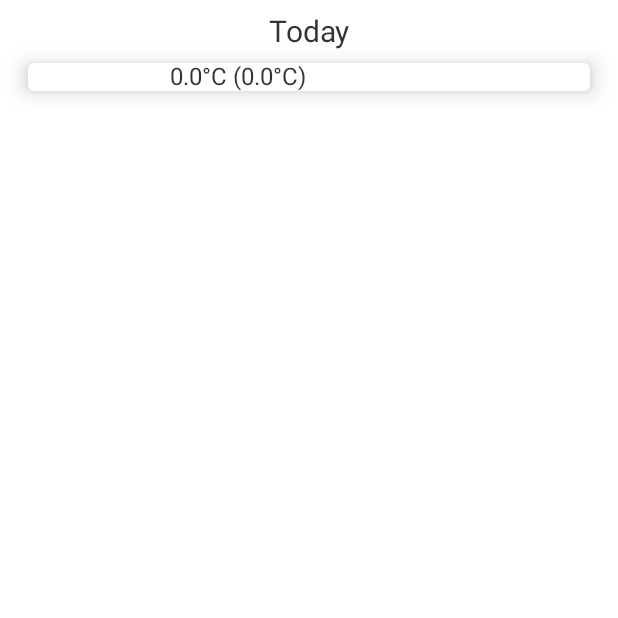
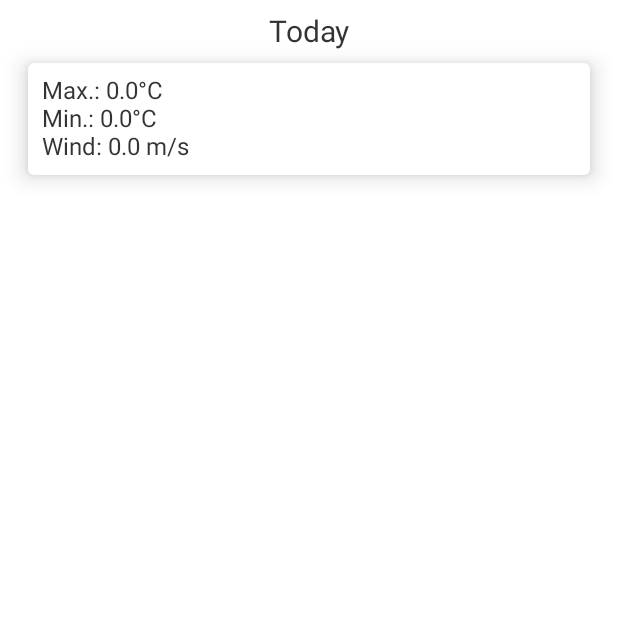
Before and after one commit to rustamft/weatherFT, an Android app built with Jetpack Compose: the composable ForecastScreen shown on its own in the app's theme, on a phone screen of 412 x 824 dp, the top half of it. Run offline under Robolectric (Android 15) with nearby library versions, the phone set to English and light mode, and no system bars; our stand-ins replace Dagger/Hilt's generated code, accompanist; libraries missing offline, so code that uses them is left out: com.ramcosta.composedestinations; 2 statements that could not run were skipped.

Commit message:
Added hourly forecast and more info to daily.

```diff
--- a/app/src/main/AndroidManifest.xml
+++ b/app/src/main/AndroidManifest.xml
@@ -1,6 +1,5 @@
 <?xml version="1.0" encoding="utf-8"?>
-<manifest xmlns:android="http://schemas.android.com/apk/res/android"
-    package="com.rustamft.weatherft">
+<manifest xmlns:android="http://schemas.android.com/apk/res/android">
 
     <uses-permission android:name="android.permission.INTERNET" />
 
--- a/app/src/main/java/com/rustamft/weatherft/presentation/screen/forecast/ForecastScreen.kt
+++ b/app/src/main/java/com/rustamft/weatherft/presentation/screen/forecast/ForecastScreen.kt
@@ -32,7 +32,12 @@ fun ForecastScreen(
     viewModel: ForecastViewModel = hiltViewModel()
 ) {
 
-    val weather by viewModel.weatherFlow.collectAsState(initial = com.rustamft.weatherft.domain.model.Weather())
+    val degrees = stringResource(id = R.string.degrees_centigrade)
+    val speedUnits = stringResource(id = R.string.meters_per_second)
+
+    val weather by viewModel.weatherFlow.collectAsState(
+        initial = com.rustamft.weatherft.domain.model.Weather()
+    )
 
     LazyColumn(
         modifier = Modifier.padding(DIMEN_MEDIUM),
@@ -45,7 +50,6 @@ fun ForecastScreen(
                 1 -> stringResource(R.string.tomorrow)
                 else -> TimeProvider.millisToString(daily.dt * 1000L, PATTERN_DATE)
             }
-            val degrees = stringResource(R.string.degrees_centigrade)
 
             Text(text = time, fontSize = FONT_SIZE_SMALL)
 
@@ -55,14 +59,31 @@ fun ForecastScreen(
                     .padding(DIMEN_MEDIUM),
                 elevation = DIMEN_MEDIUM
             ) {
-                Column(horizontalAlignment = Alignment.CenterHorizontally) {
+                Column(
+                    modifier = Modifier.padding(DIMEN_MEDIUM),
+                    horizontalAlignment = Alignment.CenterHorizontally
+                ) {
                     Row(
                         modifier = Modifier.fillMaxWidth(),
                         verticalAlignment = Alignment.CenterVertically,
-                        horizontalArrangement = Arrangement.SpaceEvenly
+                        horizontalArrangement = Arrangement.SpaceBetween
                     ) {
-                        Column {
-                            Text(text = "${daily.temp.max}$degrees (${daily.temp.min}$degrees)")
+                        Column(horizontalAlignment = Alignment.Start) {
+                            Text(
+                                text = "${stringResource(id = R.string.max)} ${
+                                    daily.temp.max
+                                }$degrees"
+                            )
+                            Text(
+                                text = "${stringResource(id = R.string.min)} ${
+                                    daily.temp.min
+                                }$degrees"
+                            )
+                            Text(
+                                text = "${stringResource(id = R.string.wind)} ${
+                                    daily.wind_speed
+                                } $speedUnits"
+                            )
                         }
                         Text(text = daily.weather[0].description)
                     }
--- a/app/src/main/java/com/rustamft/weatherft/presentation/theme/Color.kt
+++ b/app/src/main/java/com/rustamft/weatherft/presentation/theme/Color.kt
@@ -7,3 +7,5 @@ val Black = Color(0xFF171412)
 
 val UnbleachedSilk = Color(0xFFFFDDCA)
 val SkyBlue = Color(0xFF4D8FAC)
+val CoarseWool = Color(0xFF181B26)
+val IndigoWhite = Color(0xFFEBF6F7)
--- a/app/src/main/java/com/rustamft/weatherft/presentation/theme/Theme.kt
+++ b/app/src/main/java/com/rustamft/weatherft/presentation/theme/Theme.kt
@@ -9,6 +9,7 @@ import com.google.accompanist.systemuicontroller.rememberSystemUiController
 
 private val DarkColorPalette = darkColors(
     primary = UnbleachedSilk,
+    secondary = CoarseWool,
     background = Black,
     onBackground = White,
     onSurface = UnbleachedSilk
@@ -16,6 +17,7 @@ private val DarkColorPalette = darkColors(
 
 private val LightColorPalette = lightColors(
     primary = SkyBlue,
+    secondary = IndigoWhite,
     background = White,
     onBackground = Black,
     onSurface = SkyBlue
--- a/app/src/main/res/values/strings.xml
+++ b/app/src/main/res/values/strings.xml
@@ -15,7 +15,9 @@
     <string name="feels_like">Feels like</string>
     <string name="find_city">Find the city</string>
     <string name="language">Language</string>
+    <string name="max">Max.:</string>
     <string name="meters_per_second">m/s</string>
+    <string name="min">Min.:</string>
     <string name="open_weather_api_key">Open Weather API key</string>
     <string name="save_api_key">Save API key</string>
     <string name="today">Today</string>
--- a/build.gradle
+++ b/build.gradle
@@ -9,8 +9,8 @@ buildscript {
     }
 }// Top-level build file where you can add configuration options common to all sub-projects/modules.
 plugins {
-    id 'com.android.application' version '7.1.3' apply false
-    id 'com.android.library' version '7.1.3' apply false
+    id 'com.android.application' version '7.2.0' apply false
+    id 'com.android.library' version '7.2.0' apply false
     id 'org.jetbrains.kotlin.android' version '1.6.10' apply false
     id 'org.jetbrains.kotlin.jvm' version '1.6.10' apply false
 }
--- a/data/build.gradle
+++ b/data/build.gradle
@@ -28,6 +28,7 @@ android {
     kotlinOptions {
         jvmTarget = '1.8'
     }
+    namespace 'com.rustamft.data'
 }
 
 dependencies {
--- a/data/src/main/AndroidManifest.xml
+++ /dev/null
@@ -1,2 +0,0 @@
-<?xml version="1.0" encoding="utf-8"?>
-<manifest package="com.rustamft.data" />
--- a/data/src/main/java/com/rustamft/weatherft/data/storage/api/OpenWeatherApi.kt
+++ b/data/src/main/java/com/rustamft/weatherft/data/storage/api/OpenWeatherApi.kt
@@ -16,7 +16,7 @@ internal interface OpenWeatherApi {
         @Query("appid") apiKey: String,
     ): Response<ArrayList<CityData>>
 
-    // https://api.openweathermap.org/data/2.5/onecall?lat=56.84&lon=60.64&exclude=minutely,hourly,alerts&appid=
+    // https://api.openweathermap.org/data/2.5/onecall?lat=56.84&lon=60.64&exclude=minutely,alerts&appid=
     @GET("/data/2.5/onecall")
     suspend fun getWeather(
         @Query("lat") lat: Double,
--- a/domain/src/main/java/com/rustamft/weatherft/domain/model/Weather.kt
+++ b/domain/src/main/java/com/rustamft/weatherft/domain/model/Weather.kt
@@ -3,6 +3,7 @@ package com.rustamft.weatherft.domain.model
 data class Weather(
     val current: Current = Current(),
     val daily: List<Daily> = listOf(Daily()),
+    val hourly: List<Hourly> = listOf(Hourly()),
     val lat: Double = 0.0,
     val lon: Double = 0.0,
     val timezone: String = "",
@@ -49,6 +50,25 @@ data class Weather(
         val wind_speed: Double = 0.0
     )
 
+    data class Hourly(
+        val dt: Int = 0,
+        val temp: Double = 0.0,
+        val feels_like: Double = 0.0,
+        val weather: List<Description> = listOf(Description()),
+        val clouds: Int = 0,
+        val dew_point: Double = 0.0,
+        val humidity: Int = 0,
+        val pop: Double = 0.0,
+        val pressure: Int = 0,
+        val rain: Rain = Rain(),
+        val snow: Snow = Snow(),
+        val uvi: Double = 0.0,
+        val visibility: Int = 0,
+        val wind_deg: Int = 0,
+        val wind_gust: Double = 0.0,
+        val wind_speed: Double = 0.0
+    )
+
     data class Description(
         val id: Int = 0,
         val main: String = "",
@@ -71,4 +91,12 @@ data class Weather(
         val morn: Double = 0.0,
         val night: Double = 0.0,
     )
+
+    data class Rain(
+        val `1h`: Double = 0.0
+    )
+
+    data class Snow(
+        val `1h`: Double = 0.0
+    )
 }
--- a/domain/src/main/java/com/rustamft/weatherft/domain/util/Constants.kt
+++ b/domain/src/main/java/com/rustamft/weatherft/domain/util/Constants.kt
@@ -8,10 +8,11 @@ const val ROUTE_LOGIN = "login_screen"
 const val ROUTE_WEATHER = "weather_screen"
 const val ROUTE_FORECAST = "forecast_screen"
 
-const val EXCLUDE_WEATHER = "minutely,hourly,alerts"
+const val EXCLUDE_WEATHER = "minutely,alerts"
 const val UNITS_METRIC = "metric"
 
 const val PATTERN_DATE_TIME = "dd.MM.yyyy HH:mm"
 const val PATTERN_DATE = "dd.MM.yyyy"
+const val PATTERN_TIME = "HH:mm"
 
 const val TAG_OPEN_WEATHER_API = "OPEN_WEATHER_API"
```
Also changed, not shown: app/build.gradle (+4 -3 lines), app/src/main/java/com/rustamft/weatherft/presentation/screen/weather/WeatherScreen.kt (+45 -9 lines), data/src/main/java/com/rustamft/weatherft/data/model/WeatherData.kt (+28 -0 lines), gradle/wrapper/gradle-wrapper.properties.
